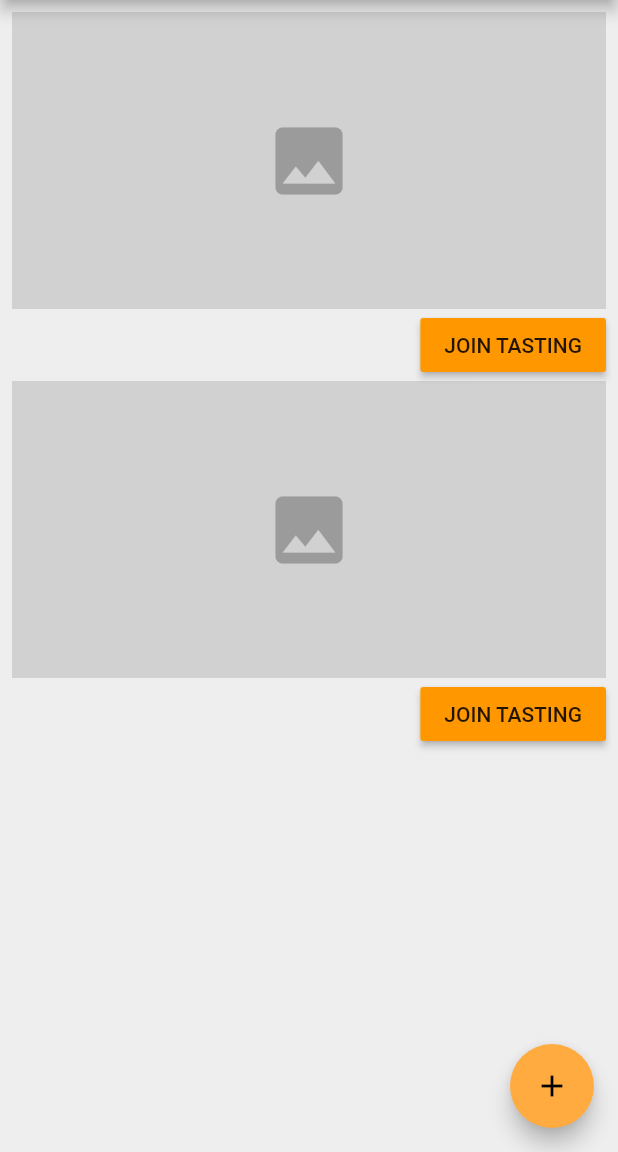
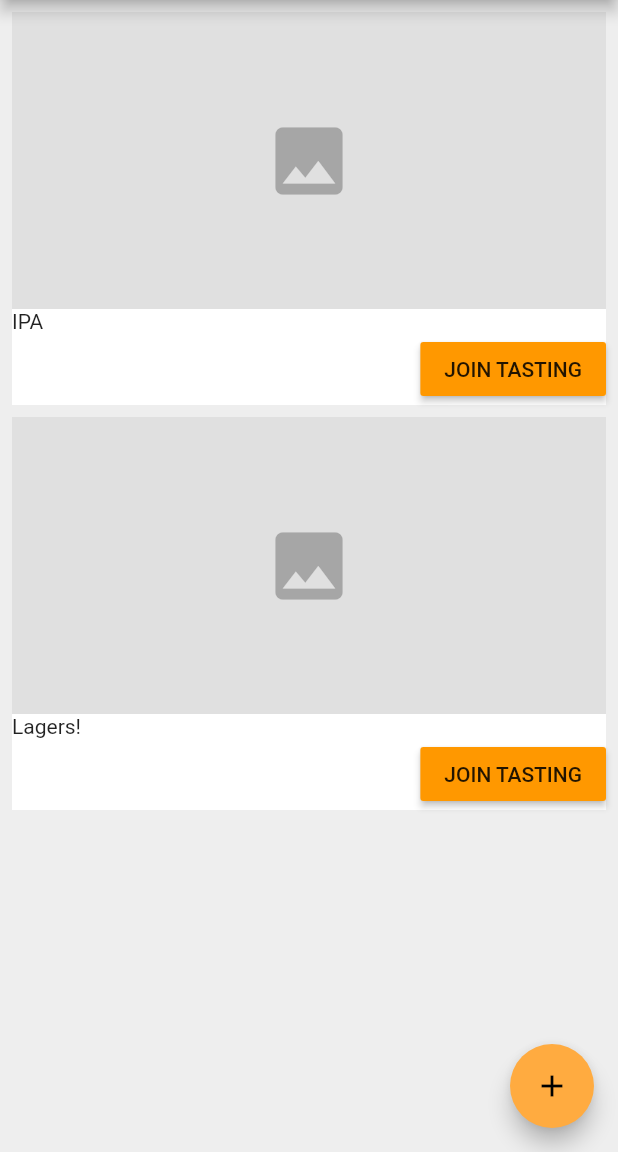
Before and after one commit to abilia/flutterbeer, a Flutter app: the screen it shows after launch, on a phone screen of 412 x 824 dp, the part 84-1236 px from its top. Run offline on Flutter 3.47's test engine with Material 2 defaults, Android fonts, the phone set to English and light mode, and no system bars; our stand-ins replace flutter_redux, image_picker, redux.

Commit message:
- added some padding

```diff
--- a/lib/edit_views/join_tasting.dart
+++ b/lib/edit_views/join_tasting.dart
@@ -14,7 +14,10 @@ class JoinTasting extends StatelessWidget {
         converter: (Store<AppState> store) => store.state,
         builder: (context, state) => Column(
                 children: state.tastings.map((t) {
-              return JoinCard(beerTasting: t);
+              return Padding(
+                padding: const EdgeInsets.only(bottom: 8.0),
+                child: JoinCard(beerTasting: t),
+              );
             }).toList()),
       ),
     );
@@ -31,6 +34,8 @@ class JoinCard extends StatelessWidget {
     final height = 60.0;
     return SizedBox(
       width: double.infinity,
+      child: Container(
+        color: Colors.white,
         child: Column(
           children: <Widget>[
             InkWell(
@@ -48,6 +53,11 @@ class JoinCard extends StatelessWidget {
                   : Image.file(beerTasting.image),
             )),
             Row(
+              children: <Widget>[
+                Text(beerTasting.title)
+              ],
+            ),
+            Row(
               mainAxisAlignment: MainAxisAlignment.end,
               children: <Widget>[
                 RaisedButton(
@@ -60,6 +70,7 @@ class JoinCard extends StatelessWidget {
             ),
           ],
         ),
+      ),
     );
   }
 }
```
Lines whose indentation alone changed are shown as unchanged.
